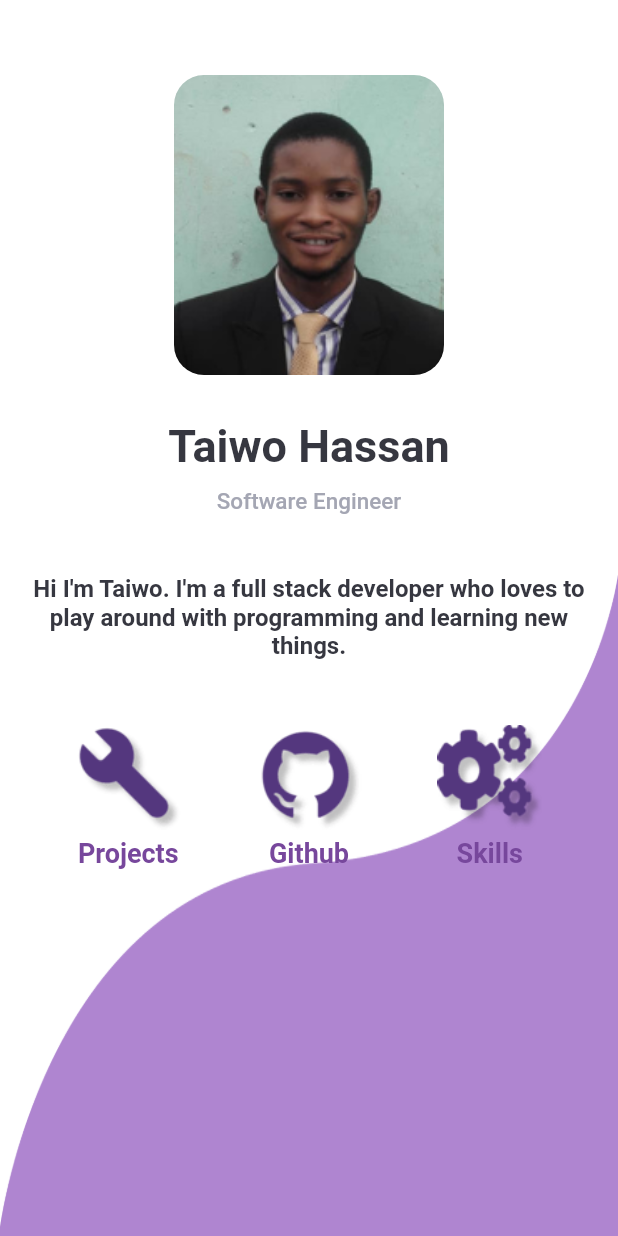
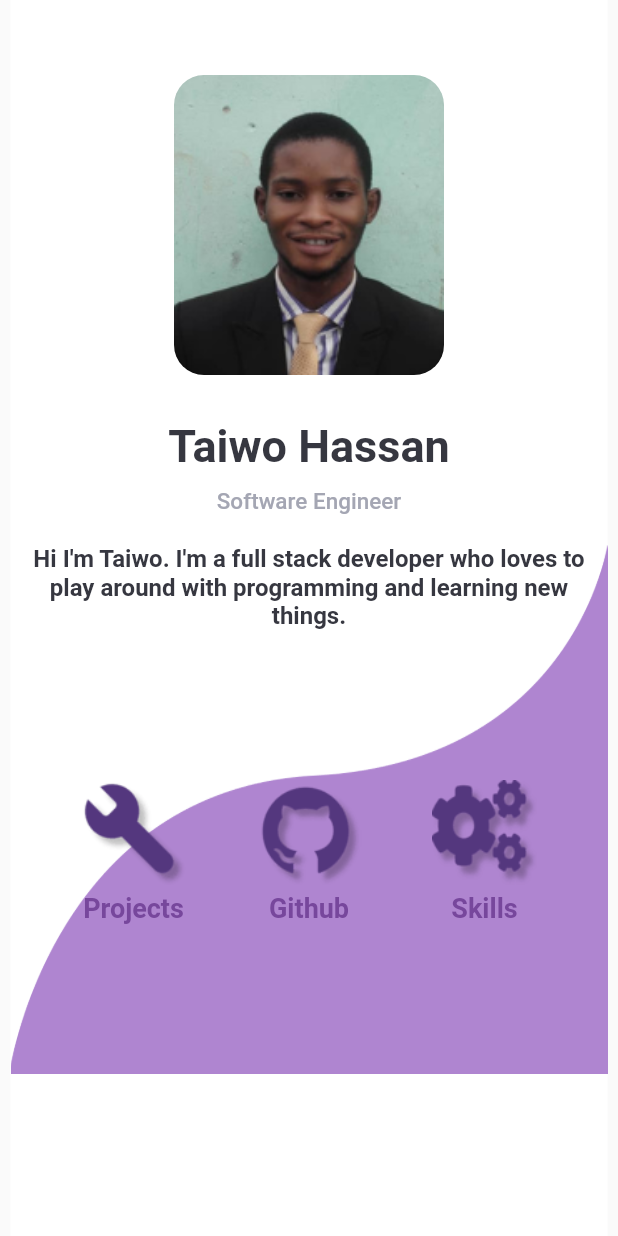
Before and after one commit to tjava/my-portfolio-new-ui, a Flutter app: the HomePage widget shown alone on an empty page, opened directly, on a phone screen of 412 x 824 dp. Run offline on Flutter 3.47's test engine with Material 2 defaults, Android fonts, the phone set to English and light mode, and no system bars; our stand-ins replace get, responsive_framework.

Commit message:
upgrade flutter and adjust to upgrade

```diff
--- a/lib/controllers/navigation_controller.dart
+++ b/lib/controllers/navigation_controller.dart
@@ -1,7 +1,7 @@
 import 'package:get/get.dart';
 
 class NavigationController extends GetxController {
-  RxInt activePage = 0.obs;
+  RxInt activePage = 1.obs;
   // RxInt get indexPage => _indexPage;
   RxInt hoverPage = 4.obs;
 
--- a/lib/layout.dart
+++ b/lib/layout.dart
@@ -5,7 +5,7 @@ import 'package:my_portfolio_ui/pages/contact_page.dart';
 import 'package:my_portfolio_ui/pages/home_page.dart';
 import 'package:my_portfolio_ui/pages/projects_page.dart';
 import 'package:my_portfolio_ui/pages/skills_page.dart';
-import 'package:my_portfolio_ui/widgets/navigation_bar.dart';
+import 'package:my_portfolio_ui/widgets/navigation.dart';
 
 class Layout extends StatelessWidget {
   // const Layout({ Key? key }) : super(key: key);
@@ -24,7 +24,7 @@ class Layout extends StatelessWidget {
       () => Scaffold(
         extendBody: true,
         body: Pages[navigationController.activePage.value],
-        appBar: NavigationBar(context),
+        appBar: Navigation(context),
       ),
     );
   }
--- a/lib/pages/home_page.dart
+++ b/lib/pages/home_page.dart
@@ -1,6 +1,8 @@
 import 'package:flutter/material.dart';
+import 'package:get/get.dart';
 // import 'package:flutter_svg/flutter_svg.dart';
 import 'package:my_portfolio_ui/constants/colors.dart';
+import 'package:my_portfolio_ui/controllers/navigation_controller.dart';
 import 'package:my_portfolio_ui/widgets/custom_text.dart';
 
 class HomePage extends StatelessWidget {
@@ -8,9 +10,14 @@ class HomePage extends StatelessWidget {
 
   @override
   Widget build(BuildContext context) {
-    return Scaffold(
-      backgroundColor: Colors.white,
-      body: Column(
+    NavigationController navigationController = Get.find();
+    return Container(
+      margin: EdgeInsets.only(right: 7, left: 7),
+      color: Colors.white,
+      child: ListView(
+        children: <Widget>[
+          Center(
+            child: Stack(
               children: [
                 Container(
                   height: 200,
@@ -24,42 +31,38 @@ class HomePage extends StatelessWidget {
                     ),
                   ),
                 ),
+              ],
+            ),
+          ),
           SizedBox(height: 30),
-          CustomText(
+          Center(
+            child: CustomText(
               text: "Taiwo Hassan",
               size: 30,
               weight: FontWeight.bold,
               color: dark,
             ),
+          ),
           SizedBox(height: 10),
-          CustomText(
+          Center(
+            child: CustomText(
               text: "Software Engineer",
               size: 15,
               weight: FontWeight.w500,
               color: lightGrey,
             ),
+          ),
           SizedBox(height: 20),
-          Expanded(
-            child: Container(
-              margin: EdgeInsets.only(top: 20),
-              width: MediaQuery.of(context).size.width,
-              child: Stack(
-                children: [
-                  Positioned.fill(
-                    child: Container(
-                      width: MediaQuery.of(context).size.width,
+          Container(
             decoration: const BoxDecoration(
               image: DecorationImage(
                 image: AssetImage("assets/images/homepagePurple.png"),
                 fit: BoxFit.fill,
               ),
             ),
-                    ),
-                  ),
-                  Container(
-                    padding: const EdgeInsets.only(right: 20.0, left: 20.0),
-                    width: MediaQuery.of(context).size.width,
-                    child: RichText(
+            child: Column(
+              children: [
+                RichText(
                   text: TextSpan(
                     text:
                         "Hi I'm Taiwo. I'm a full stack developer who loves to play around with programming and learning new things.",
@@ -71,14 +74,14 @@ class HomePage extends StatelessWidget {
                   ),
                   textAlign: TextAlign.center,
                 ),
-                  ),
-                  Positioned.fill(
-                    child: Container(
+                Container(
                   margin: EdgeInsets.only(top: 100),
                   child: Row(
                     mainAxisAlignment: MainAxisAlignment.spaceEvenly,
                     children: [
-                          Column(
+                      InkWell(
+                        onTap: () => navigationController.changePage(1),
+                        child: Column(
                           children: [
                             Container(
                               height: 70,
@@ -95,6 +98,7 @@ class HomePage extends StatelessWidget {
                               color: darkPurple,
                             ),
                           ],
+                        ),
                       ),
                       Column(
                         children: [
@@ -114,7 +118,9 @@ class HomePage extends StatelessWidget {
                           ),
                         ],
                       ),
-                          Column(
+                      InkWell(
+                        onTap: () => navigationController.changePage(2),
+                        child: Column(
                           children: [
                             Container(
                               height: 70,
@@ -132,14 +138,14 @@ class HomePage extends StatelessWidget {
                             ),
                           ],
                         ),
-                        ],
-                      ),
-                    ),
                       ),
                     ],
                   ),
                 ),
-          )
+                SizedBox(height: 100),
+              ],
+            ),
+          ),
         ],
       ),
     );
--- a/lib/widgets/navigation_bar.dart
+++ b/lib/widgets/navigation.dart
@@ -5,7 +5,7 @@ import 'package:my_portfolio_ui/controllers/navigation_controller.dart';
 import 'package:my_portfolio_ui/widgets/custom_text.dart';
 import 'package:responsive_framework/responsive_framework.dart';
 
-AppBar NavigationBar(BuildContext context) {
+AppBar Navigation(BuildContext context) {
   NavigationController navigationController = Get.find();
 
   _buildNav({String? name, int? indexPage}) => Container(
```
Also changed, not shown: lib/main.dart (+11 -14 lines), lib/pages/contact_page.dart (+9 -12 lines), lib/pages/projects_page.dart (+45 -58 lines), lib/pages/skills_page.dart (+8 -8 lines), pubspec.lock. Lines whose indentation alone changed are shown as unchanged.
